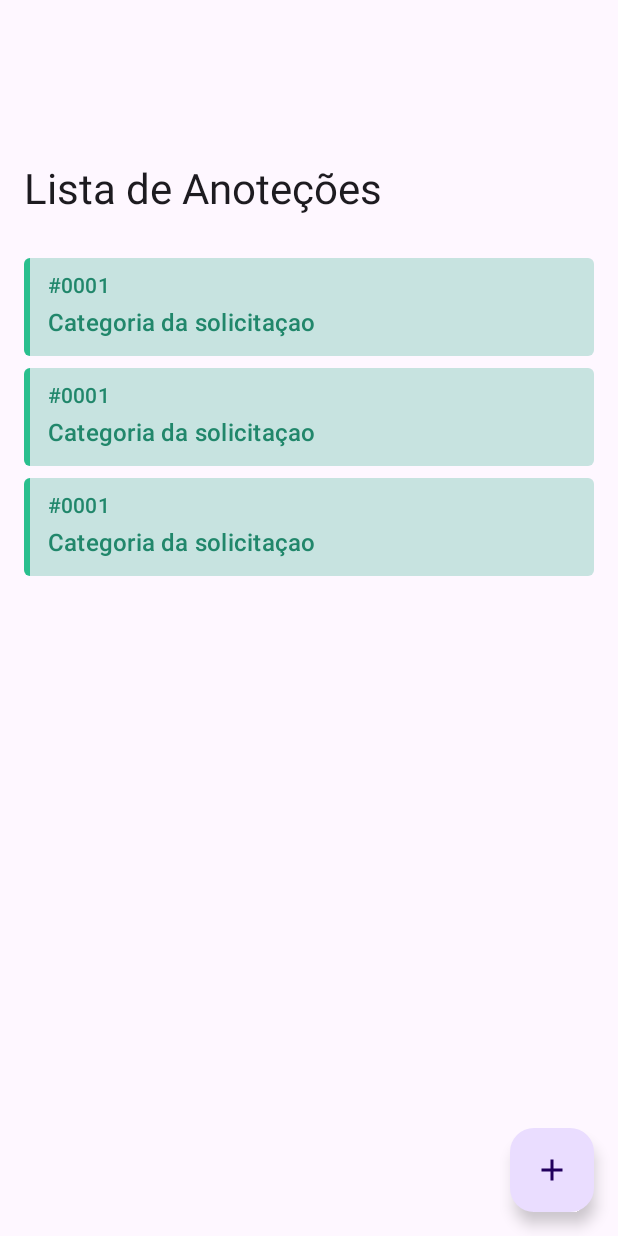
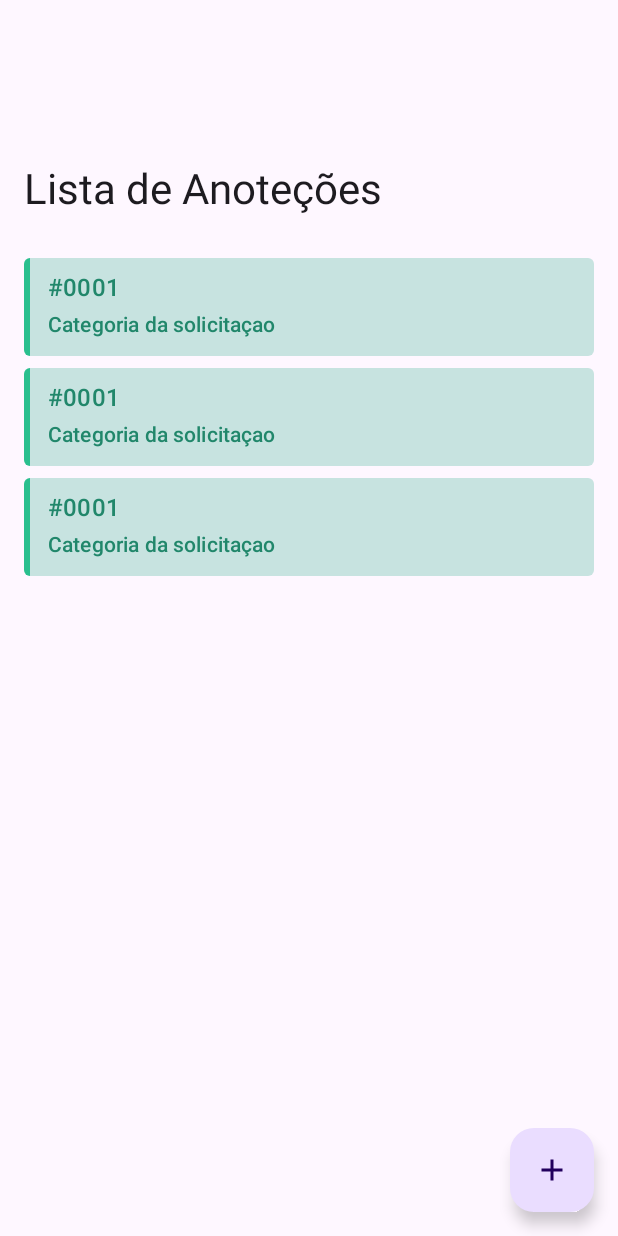
Before and after one commit to V1n1c1us-K-S-W4t4n4b3/Projeto-de-Notas, an Android app: the layout activity_main.xml on its own in the app's theme, with its tools: preview values and no code run, on a phone screen of 412 x 824 dp. Run offline under Robolectric (Android 15) with nearby library versions, the phone set to English and light mode, and no system bars.

Commit message:
update xml

```diff
--- a/app/src/main/res/layout/activity_content.xml
+++ b/app/src/main/res/layout/activity_content.xml
@@ -64,7 +64,6 @@
 
             </com.google.android.material.textfield.TextInputLayout>
 
-
             <Button
                 android:id="@+id/bt_concluded"
                 android:layout_width="match_parent"
--- a/app/src/main/res/layout/activity_main.xml
+++ b/app/src/main/res/layout/activity_main.xml
@@ -1,9 +1,9 @@
 <?xml version="1.0" encoding="utf-8"?>
 <androidx.coordinatorlayout.widget.CoordinatorLayout xmlns:android="http://schemas.android.com/apk/res/android"
     xmlns:app="http://schemas.android.com/apk/res-auto"
+    xmlns:tools="http://schemas.android.com/tools"
     android:layout_width="match_parent"
-    android:layout_height="match_parent"
-    xmlns:tools="http://schemas.android.com/tools">
+    android:layout_height="match_parent">
 
     <com.google.android.material.appbar.AppBarLayout
         android:layout_width="match_parent"
@@ -31,15 +31,27 @@
 
     <androidx.core.widget.NestedScrollView
         android:layout_width="match_parent"
-        android:layout_height="wrap_content"
+        android:layout_height="match_parent"
         android:layout_margin="16dp"
         app:layout_behavior="@string/appbar_scrolling_view_behavior">
 
-        <androidx.recyclerview.widget.RecyclerView
-            android:id="@+id/rv_list"
+        <androidx.appcompat.widget.LinearLayoutCompat
             android:layout_width="match_parent"
             android:layout_height="wrap_content"
-            tools:listitem="@layout/item_list_note"/>
+            android:orientation="vertical">
+
+            <androidx.recyclerview.widget.RecyclerView
+                android:id="@+id/rv_list"
+                android:layout_width="match_parent"
+                android:layout_height="wrap_content"
+                android:layout_marginBottom="4dp"
+                tools:listitem="@layout/item_list_note" />
+
+            <Space
+                android:layout_width="match_parent"
+                android:layout_height="60dp" />
+
+        </androidx.appcompat.widget.LinearLayoutCompat>
 
     </androidx.core.widget.NestedScrollView>
 
--- a/app/src/main/res/layout/item_list_note.xml
+++ b/app/src/main/res/layout/item_list_note.xml
@@ -16,7 +16,7 @@
 
         <TextView
             android:id="@+id/tv_id"
-            style="@style/TextAppearance.Material3.LabelLarge"
+            style="@style/TextAppearance.Material3.TitleMedium"
             android:layout_width="match_parent"
             android:layout_height="wrap_content"
             android:textColor="@color/sind_text_status_ok"
@@ -24,10 +24,12 @@
 
         <TextView
             android:id="@+id/tv_note"
-            style="@style/TextAppearance.Material3.TitleMedium"
+            style="@style/TextAppearance.Material3.TitleSmall"
             android:layout_width="match_parent"
             android:layout_height="wrap_content"
             android:layout_marginVertical="4dp"
+            android:ellipsize="end"
+            android:maxLines="2"
             android:textColor="@color/sind_text_status_ok"
             tools:text="Categoria da solicitaçao" />
 
```
